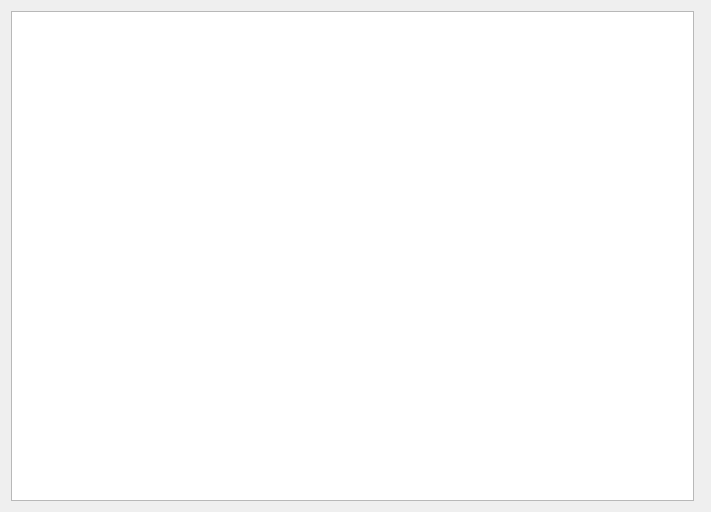
This is src/pcot/assets/tabdata.ui in AU-ExoMars/PCOT as Qt 5 draws it before an edit. The edited form follows.
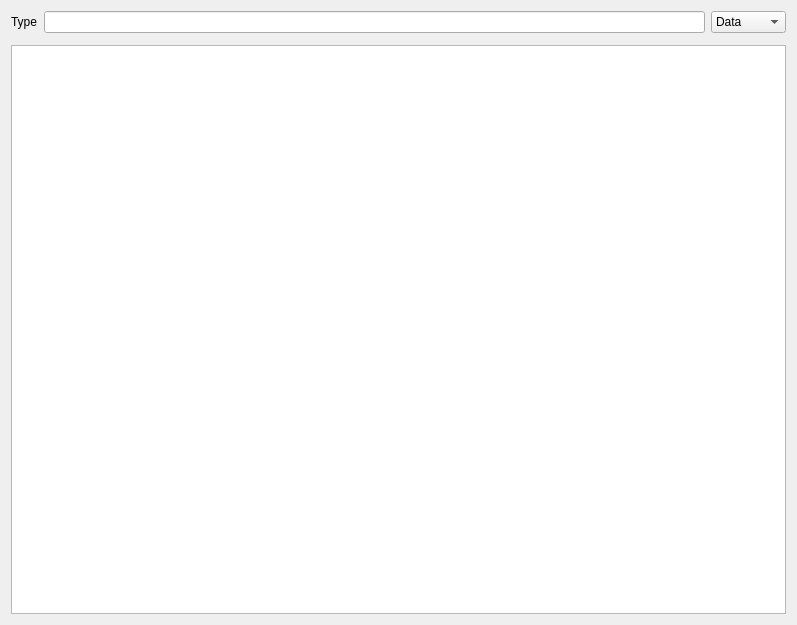
This is the edited form. Custom widgets are drawn as their Qt base class.

Commit message: TabData - used in a lot of nodes - now shows sources, so this more or less obviates the need for the dump node. As such, I'm retiring it because sink does the same thing. I'll do that in the next commit.

Diff of the .ui file:
```diff
--- a/src/pcot/assets/tabdata.ui
+++ b/src/pcot/assets/tabdata.ui
@@ -9,8 +9,8 @@
    <rect>
     <x>0</x>
     <y>0</y>
-    <width>711</width>
-    <height>512</height>
+    <width>797</width>
+    <height>625</height>
    </rect>
   </property>
   <property name="windowTitle">
@@ -22,9 +22,46 @@
   <property name="styleSheet">
    <string notr="true"/>
   </property>
-  <layout class="QHBoxLayout" name="horizontalLayout">
+  <layout class="QVBoxLayout" name="verticalLayout">
    <item>
-    <widget class="QTextEdit" name="textEdit">
+    <layout class="QHBoxLayout" name="horizontalLayout">
+     <property name="topMargin">
+      <number>0</number>
+     </property>
+     <property name="rightMargin">
+      <number>0</number>
+     </property>
+     <item>
+      <widget class="QLabel" name="label">
+       <property name="text">
+        <string>Type</string>
+       </property>
+      </widget>
+     </item>
+     <item>
+      <widget class="QLineEdit" name="type"/>
+     </item>
+     <item>
+      <widget class="QComboBox" name="dispTypeBox">
+       <item>
+        <property name="text">
+         <string>Data</string>
+        </property>
+       </item>
+       <item>
+        <property name="text">
+         <string>Sources</string>
+        </property>
+       </item>
+      </widget>
+     </item>
+    </layout>
+   </item>
+   <item>
+    <widget class="Canvas" name="canvas" native="true"/>
+   </item>
+   <item>
+    <widget class="QTextEdit" name="text">
      <property name="sizePolicy">
       <sizepolicy hsizetype="MinimumExpanding" vsizetype="MinimumExpanding">
        <horstretch>0</horstretch>
@@ -33,9 +70,6 @@
      </property>
     </widget>
    </item>
-   <item>
-    <widget class="Canvas" name="canvas" native="true"/>
-   </item>
   </layout>
  </widget>
  <customwidgets>
```
The commit also changes 4 other files.
